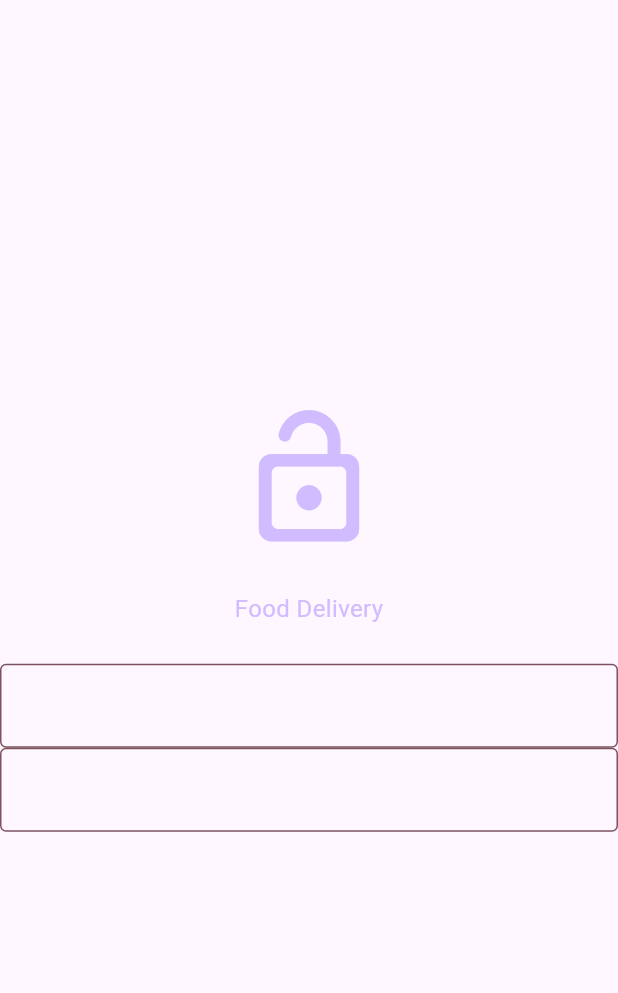
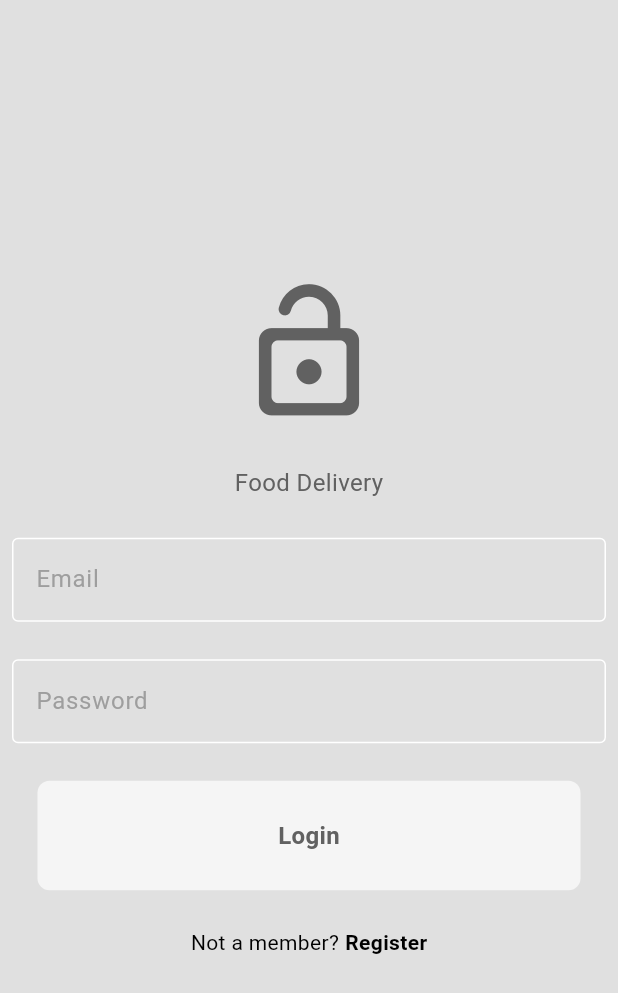
Before and after one commit to kamaunelson/deli, a Flutter app: the screen it shows after launch, on a phone screen of 412 x 824 dp. Shown: the top 993 px of the screen. Run offline on Flutter 3.47's test engine with Material 3 defaults, Android fonts, the phone set to English and light mode, and no system bars.

Commit message:
worked on login page up to last bit on not a member

```diff
--- /dev/null
+++ b/devtools_options.yaml
@@ -0,0 +1 @@
+extensions:
--- /dev/null
+++ b/lib/components/my_button.dart
@@ -0,0 +1,40 @@
+import 'package:flutter/material.dart';
+
+class MyButton extends StatelessWidget {
+
+  final Function()? onTap;
+  final String text;
+
+  const MyButton({
+    super.key,
+    required this.onTap,
+    required this.text
+  });
+
+  @override
+  // Builds a Widget by creating a GestureDetector with an onTap function, containing a Container with specified padding, margin, and decoration.
+  // The Container holds a Center widget with a Text widget as a child.
+  // Takes a BuildContext as a parameter and returns a Widget.
+  Widget build(BuildContext context) {
+    return GestureDetector(
+      onTap: onTap,
+      child: Container(
+        padding: const EdgeInsets.all(25),
+        margin: const EdgeInsets.symmetric(horizontal: 25),
+        decoration: BoxDecoration(
+          color: Theme.of(context).colorScheme.secondary,
+          borderRadius: BorderRadius.circular(8),),
+          child: Center(
+            child: Text(
+              text,
+              style: TextStyle(
+                fontWeight: FontWeight.bold,
+                color: Theme.of(context).colorScheme.inversePrimary,
+                fontSize: 16,
+              ),
+            ),
+          ),
+      ),
+    );
+  }
+}
--- a/lib/components/my_textfield.dart
+++ b/lib/components/my_textfield.dart
@@ -13,9 +13,17 @@ class MyTextField extends StatelessWidget {
   });
 
   @override
+  /// Builds and returns a `TextField` widget with the given `controller`, `obscureText`, and styled `InputDecoration`.
+  ///
+  /// The `controller` parameter is used to control the text being edited in the `TextField`.
+  /// The `obscureText` parameter determines whether the text in the `TextField` should be obscured.
+  ///
+  /// Returns a `TextField` widget with the specified properties.
   Widget build(BuildContext context) {
-    return TextField(
-      controller: controller,
+    return Padding(
+      padding: const EdgeInsets.symmetric(horizontal: 8.0),
+      child: TextField(
+        controller: controller,
       obscureText: obscureText,
       decoration: InputDecoration(
         enabledBorder: OutlineInputBorder(
@@ -24,7 +32,11 @@ class MyTextField extends StatelessWidget {
         focusedBorder: OutlineInputBorder(
           borderSide: BorderSide(color: Theme.of(context).colorScheme.primary),
         ),
+        hintText: hintText,
+        hintStyle: TextStyle(color: Theme.of(context).colorScheme.primary),
         ),
+      ),
+
     );
   }
 }
--- a/lib/pages/login_page.dart
+++ b/lib/pages/login_page.dart
@@ -1,3 +1,4 @@
+import 'package:deli/components/my_button.dart';
 import 'package:deli/components/my_textfield.dart';
 import 'package:flutter/material.dart';
 
@@ -10,6 +11,32 @@ class LoginPage extends StatelessWidget {
   LoginPage({super.key});
 
   @override
+  /// Builds the widget tree for this [BuildContext].
+  ///
+  /// The [BuildContext] parameter [context] is used to obtain the current build
+  /// context. The function returns a [Widget] that represents the built UI.
+  ///
+  /// The UI consists of a [Scaffold] widget with a background color obtained from
+  /// the current [Theme]. The [Scaffold]'s body is a [Center] widget containing
+  /// a [Column] widget. The [Column] contains several child widgets:
+  ///
+  /// - An [Icon] widget displaying an "lock_open_rounded" icon with a size of
+  ///   100 and a color obtained from the current [Theme].
+  /// - A [SizedBox] widget with a height of 25 pixels.
+  /// - A [Text] widget displaying the text "Food Delivery" with a font size of
+  ///   16 and a color obtained from the current [Theme].
+  /// - A [SizedBox] widget with a height of 25 pixels.
+  /// - An instance of a custom [MyTextField] widget that takes an [emailController]
+  ///   and displays the hint text "Email".
+  /// - A [SizedBox] widget with a height of 25 pixels.
+  /// - An instance of a custom [MyTextField] widget that takes a [passwordController]
+  ///   and displays the hint text "Password".
+  /// - A custom [MyButton] widget that displays the text "Login" and calls the
+  ///   [print] function with the values of [emailController] and [passwordController]
+  ///   when tapped.
+  /// - A [Row] widget with [MainAxisAlignment.center] alignment. The row contains
+  ///   two [Text] widgets: "Not a member?" and "Register". The "Register" text
+  ///   has a bold font weight.
   Widget build(BuildContext context) {
     return Scaffold(
       backgroundColor: Theme.of(context).colorScheme.background,
@@ -44,16 +71,40 @@ class LoginPage extends StatelessWidget {
             obscureText: false,
           ),
 
+          const SizedBox(height: 25),
+
           //password textfield
           MyTextField(
             controller: passwordController,
             hintText: "Password",
-            obscureText: false,
+            obscureText: true,
           ),
 
+          const SizedBox(height: 25),
+
           //login button
+          MyButton(
+            text: "Login",
+            onTap: () {
+              print(emailController.text);
+              print(passwordController.text);
+            },
+          ),
+
+          const SizedBox(height: 25),
 
           //not a member? register
+          const Row(
+            mainAxisAlignment: MainAxisAlignment.center,
+            children: [
+              Text(
+                "Not a member?",
+              ),
+              SizedBox(width: 4),
+              Text("Register",
+              style: TextStyle(fontWeight: FontWeight.bold),)
+            ],
+          ),
         ],
         )
       ),
--- a/lib/themes/theme_provider.dart
+++ b/lib/themes/theme_provider.dart
@@ -9,19 +9,18 @@ class ThemeProvider extends ChangeNotifier {
 
   bool get isDarkMode => _themeData == darkMode;
 
-  set ThemeData(ThemeData themeData){
-    _themeData = themeData;
+  set themeData(ThemeData value) {
+    _themeData = value;
     notifyListeners();
   }
 
   /// Toggles the theme between light mode and dark mode.
   void toggleTheme(){
     if(_themeData == lightMode){
-      _themeData = darkMode;
+      themeData = darkMode;
     } else {
-      _themeData = lightMode;
+      themeData = lightMode;
     }
     notifyListeners();
   }
-
 }
```
